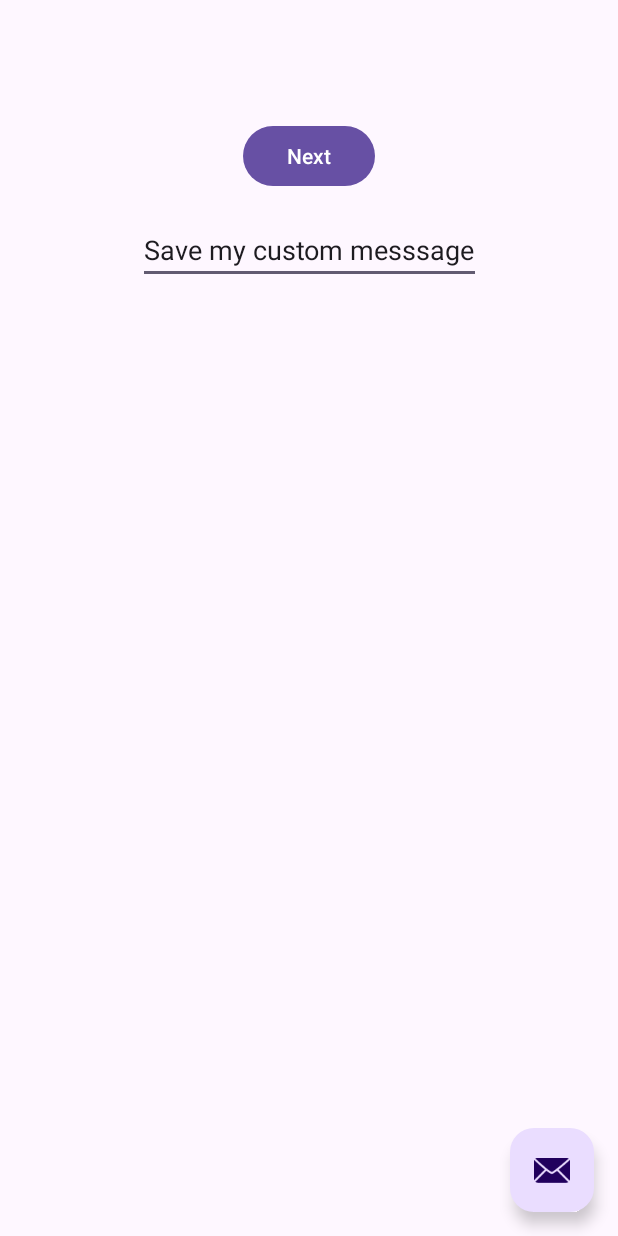
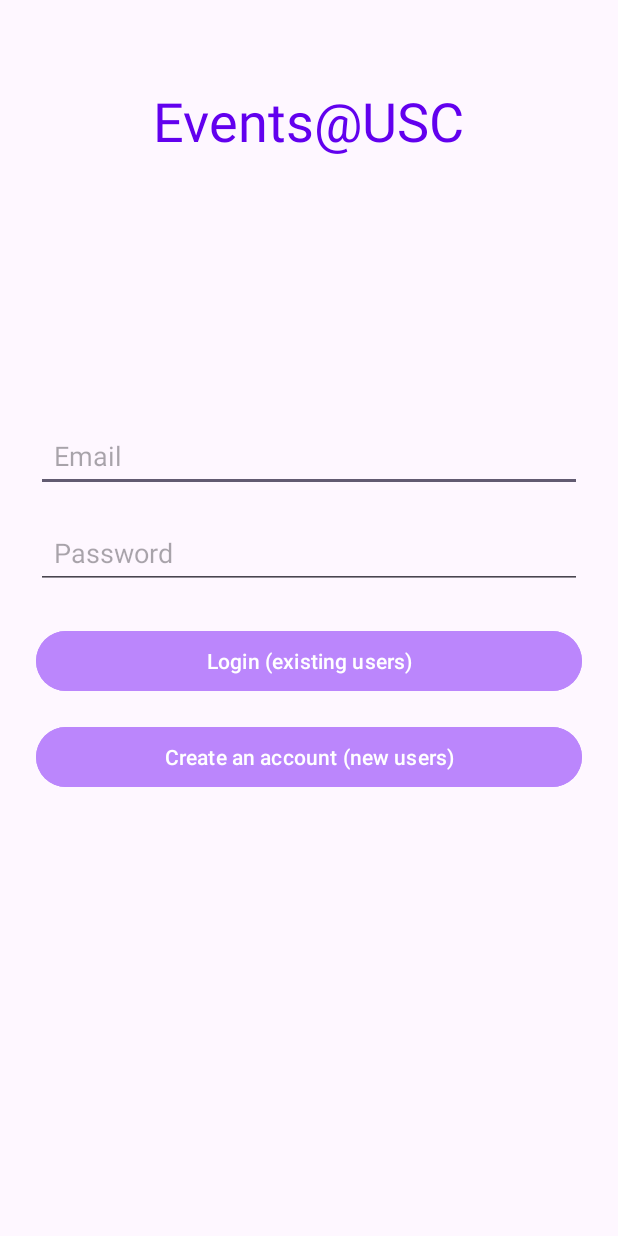
Before and after one commit to guillebasterra/EventsUSC, an Android app: the layout activity_main.xml on its own in the app's theme, with its tools: preview values and no code run, on a phone screen of 412 x 824 dp. Run offline under Robolectric (Android 15) with nearby library versions, the phone set to English and light mode, and no system bars.

Commit message:
created home/login page xml file, added more color options in values

```diff
--- a/app/src/main/res/layout/activity_main.xml
+++ b/app/src/main/res/layout/activity_main.xml
@@ -1,33 +1,70 @@
 <?xml version="1.0" encoding="utf-8"?>
-<androidx.coordinatorlayout.widget.CoordinatorLayout xmlns:android="http://schemas.android.com/apk/res/android"
+<androidx.coordinatorlayout.widget.CoordinatorLayout
+    xmlns:android="http://schemas.android.com/apk/res/android"
     xmlns:app="http://schemas.android.com/apk/res-auto"
-    xmlns:tools="http://schemas.android.com/tools"
     android:layout_width="match_parent"
     android:layout_height="match_parent"
-    android:fitsSystemWindows="true"
-    tools:context=".MainActivity">
+    android:padding="24dp">
 
-    <com.google.android.material.appbar.AppBarLayout
+    <!-- home screen title -->
+    <TextView
+        android:id="@+id/app_name"
+        android:layout_width="wrap_content"
+        android:layout_height="wrap_content"
+        android:text="Events@USC"
+        android:textSize="36sp"
+        android:textColor="@color/purple_500"
+        android:layout_gravity="top|center_horizontal"
+        android:layout_marginTop="32dp" />
+
+    <!-- container for login -->
+    <LinearLayout
         android:layout_width="match_parent"
         android:layout_height="wrap_content"
-        android:fitsSystemWindows="true">
+        android:orientation="vertical"
+        android:gravity="center"
+        android:layout_gravity="center">
 
-        <com.google.android.material.appbar.MaterialToolbar
-            android:id="@+id/toolbar"
+        <!-- email input box -->
+        <EditText
+            android:id="@+id/email_input"
             android:layout_width="match_parent"
-            android:layout_height="?attr/actionBarSize" />
+            android:layout_height="wrap_content"
+            android:hint="Email"
+            android:inputType="textEmailAddress"
+            android:padding="12dp"
+            android:layout_marginBottom="16dp" />
 
-    </com.google.android.material.appbar.AppBarLayout>
+        <!-- password input box -->
+        <EditText
+            android:id="@+id/password_input"
+            android:layout_width="match_parent"
+            android:layout_height="wrap_content"
+            android:hint="Password"
+            android:inputType="textPassword"
+            android:padding="12dp"
+            android:layout_marginBottom="24dp" />
 
-    <include layout="@layout/content_main" />
+        <!-- "login" button option -->
+        <Button
+            android:id="@+id/login_button"
+            android:layout_width="match_parent"
+            android:layout_height="wrap_content"
+            android:text="Login (existing users)"
+            android:backgroundTint="@color/purple_200"
+            android:textColor="@android:color/white"
+            android:layout_marginBottom="16dp" />
 
-    <com.google.android.material.floatingactionbutton.FloatingActionButton
-        android:id="@+id/fab"
-        android:layout_width="wrap_content"
-        android:layout_height="wrap_content"
-        android:layout_gravity="bottom|end"
-        android:layout_marginEnd="@dimen/fab_margin"
-        android:layout_marginBottom="16dp"
-        app:srcCompat="@android:drawable/ic_dialog_email" />
+        <!-- "Create New Account Text" -->
+        <Button
+            android:id="@+id/new_account_button"
+            android:layout_width="match_parent"
+            android:layout_height="wrap_content"
+            android:text="Create an account (new users)"
+            android:backgroundTint="@color/purple_200"
+            android:textColor="@android:color/white"
+            android:layout_marginBottom="16dp" />
+
+    </LinearLayout>
 
 </androidx.coordinatorlayout.widget.CoordinatorLayout>
--- a/app/src/main/res/values/colors.xml
+++ b/app/src/main/res/values/colors.xml
@@ -2,4 +2,9 @@
 <resources>
     <color name="black">#FF000000</color>
     <color name="white">#FFFFFFFF</color>
+    <color name="purple_200">#FFBB86FC</color>
+    <color name="purple_500">#FF6200EE</color>
+    <color name="purple_700">#FF3700B3</color>
+    <color name="teal_200">#FF03DAC5</color>
+    <color name="teal_700">#FF018786</color>
 </resources>
```
